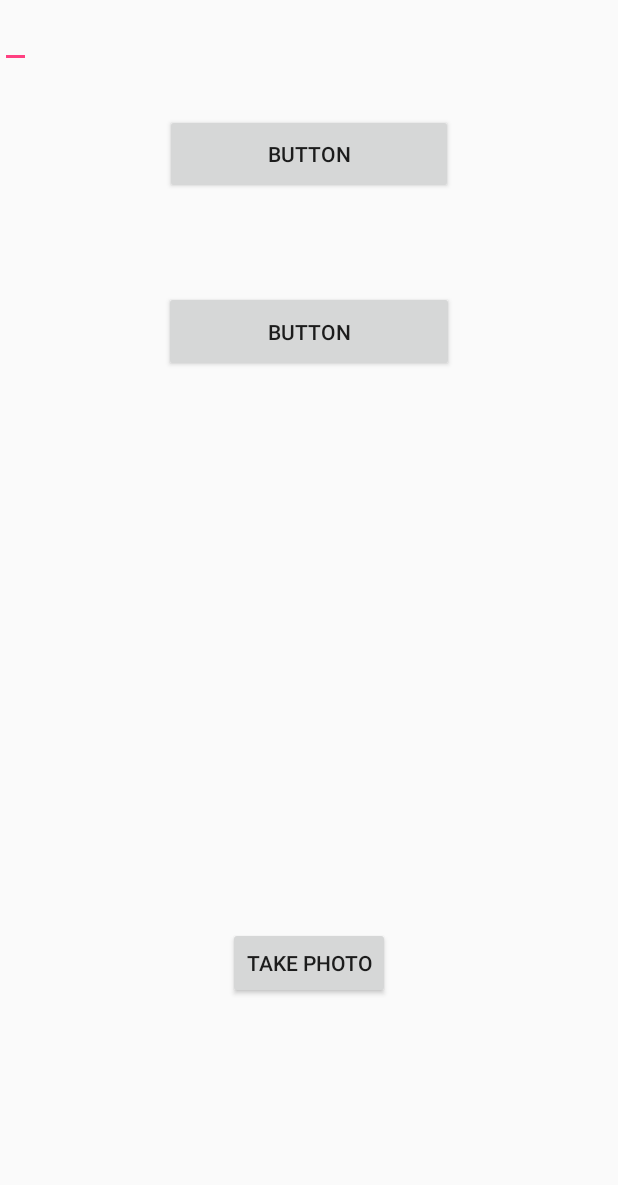
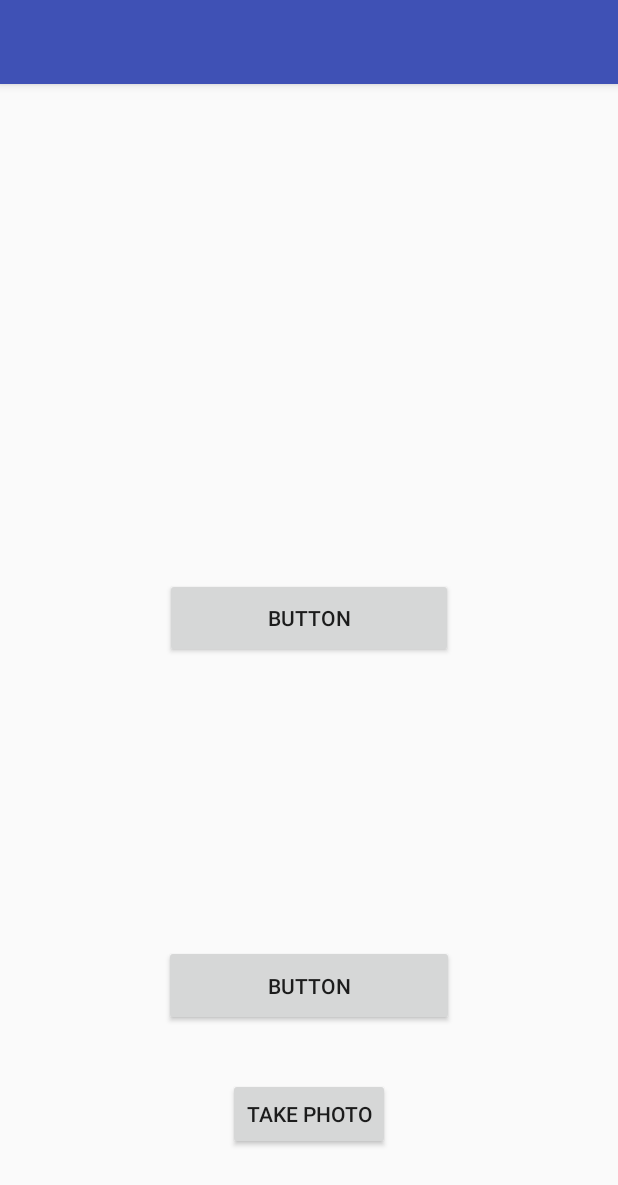
Before and after one commit to MalakH21/Parsetagram, an Android app: the HomeActivity screen opened directly, with no data from a screen before it, on a phone screen of 412 x 824 dp. Shown: the top 1185 px of the screen. Run offline under Robolectric (Android 15) with nearby library versions, the phone set to English and light mode, and no system bars; libraries missing offline, so code that uses them is left out: com.parse.

Commit message:
image uploaded to parse

```diff
--- a/app/build.gradle
+++ b/app/build.gradle
@@ -30,6 +30,7 @@ dependencies {
     implementation 'com.squareup.okhttp3:logging-interceptor:3.8.1'
     // for logging API calls to LogCat
     implementation 'com.android.support:design:28.0.0-alpha3'
+    implementation 'com.parse:parseui-widget-android:0.0.2'
 
     implementation 'com.parse.bolts:bolts-android:1.4.0'
     implementation 'com.parse:parse-android:1.17.3'
--- a/app/src/main/java/com/codepath/parseinstagram/HomeActivity.java
+++ b/app/src/main/java/com/codepath/parseinstagram/HomeActivity.java
@@ -14,9 +14,18 @@ import android.view.View;
 import android.widget.Button;
 import android.widget.EditText;
 import android.widget.ImageView;
+import android.widget.Toast;
+
+import com.codepath.parseinstagram.model.Post;
+import com.parse.ParseException;
+import com.parse.ParseFile;
+import com.parse.ParseUser;
+import com.parse.SaveCallback;
 
 import java.io.File;
+import java.io.FileOutputStream;
 import java.io.IOException;
+import java.io.OutputStream;
 import java.text.SimpleDateFormat;
 import java.util.Date;
 
@@ -35,6 +44,7 @@ public class HomeActivity extends AppCompatActivity {
     public String photoFileName = "photo.jpg";
     File photoFile;
     public ImageView photoSave;
+    private static File filesDir;
 
 
     @Override
@@ -43,6 +53,7 @@ public class HomeActivity extends AppCompatActivity {
         setContentView(R.layout.content_home);
         photoSave = (ImageView) findViewById(R.id.photoSave);
 
+        filesDir = getApplicationContext().getFilesDir();
         //descriptionInput = findViewById(R.id.description_et);
         //createButton = findViewById(R.id.create_btn);
         //refreshButton = findViewById(R.id.refresh_btn);
@@ -53,30 +64,40 @@ public class HomeActivity extends AppCompatActivity {
 
 
         //loadTopPosts();
+        View view = findViewById(R.id.homeLayout);
+
 
         takephotoButton = findViewById(R.id.takephotoButton);
         takephotoButton.setOnClickListener(new View.OnClickListener() {
             public void onClick(View view) {
-                // create Intent to take a picture and return control to the calling application
-                // Create a File reference to access to future access
+
                 try {
-                    photoFile = getPhotoFileUri();
+                    onLaunchCamera(view);
                 } catch (IOException e) {
                     e.printStackTrace();
                 }
+                //create Intent to take a picture and return control to the calling application
+                // Create a File reference to access to future access
+                /*try {
+                    photoFile = getPhotoFileUri(photoFileName);
+                } catch (IOException e) {
+                    e.printStackTrace();
+                }*/
+
+                //photoFile = getPhotoFileUri(photoFileName);
 
                 // wrap File object into a content provider
                 // required for API >= 24
                 // See https://guides.codepath.com/android/Sharing-Content-with-Intents#sharing-files-with-api-24-or-higher
-                Uri fileProvider = FileProvider.getUriForFile(HomeActivity.this, "com.codepath.parseinstagram", photoFile);
+                //Uri fileProvider = FileProvider.getUriForFile(HomeActivity.this, "com.codepath.parseinstagram", photoFile);
                 // If you call startActivityForResult() using an intent that no app can handle, your app will crash.
                 // So as long as the result is not null, it's safe to use the intent.
-                Intent intent = new Intent(MediaStore.ACTION_IMAGE_CAPTURE);
-                intent.putExtra(MediaStore.EXTRA_OUTPUT, fileProvider);
-                if (intent.resolveActivity(getPackageManager()) != null) {
+                //Intent intent = new Intent(MediaStore.ACTION_IMAGE_CAPTURE);
+                //intent.putExtra(MediaStore.EXTRA_OUTPUT, fileProvider);
+                //if (intent.resolveActivity(getPackageManager()) != null) {
                     // Start the image capture intent to take photo
-                    startActivityForResult(intent, CAPTURE_IMAGE_ACTIVITY_REQUEST_CODE);
-                }
+                //    startActivityForResult(intent, CAPTURE_IMAGE_ACTIVITY_REQUEST_CODE);
+                //}
 //                dispatchTakePictureIntent();
 
             }
@@ -108,17 +129,56 @@ public class HomeActivity extends AppCompatActivity {
 
     // Added to attempt to take photos using app
 
+    public void onLaunchCamera(View view) throws IOException {
+        // create Intent to take a picture and return control to the calling application
+        Intent intent = new Intent(MediaStore.ACTION_IMAGE_CAPTURE);
+        // Create a File reference to access to future access
+        photoFile = getPhotoFileUri();
+
+        // wrap File object into a content provider
+        // required for API >= 24
+        // See https://guides.codepath.com/android/Sharing-Content-with-Intents#sharing-files-with-api-24-or-higher
+        Uri fileProvider = FileProvider.getUriForFile(HomeActivity.this, "com.codepath.parseinstagram", photoFile);
+        intent.putExtra(MediaStore.EXTRA_OUTPUT, fileProvider);
+
+        // If you call startActivityForResult() using an intent that no app can handle, your app will crash.
+        // So as long as the result is not null, it's safe to use the intent.
+        if (intent.resolveActivity(getPackageManager()) != null) {
+            // Start the image capture intent to take photo
+            startActivityForResult(intent, CAPTURE_IMAGE_ACTIVITY_REQUEST_CODE);
+        }
+    }
+
     protected void onActivityResult(int requestCode, int resultCode, Intent data) {
         super.onActivityResult(requestCode, resultCode, data);
         if (requestCode == CAPTURE_IMAGE_ACTIVITY_REQUEST_CODE && resultCode == RESULT_OK){
             Bitmap takenImage = BitmapFactory.decodeFile(photoFileName);
             photoSave.setImageBitmap(takenImage);
+
+            // RESIZE BITMAP, see section below
+            // Load the taken image into a preview
+            ImageView ivPreview = (ImageView) findViewById(R.id.photoSave);
+            ivPreview.setImageBitmap(takenImage);
+
+            photoFile = persistImage(takenImage, "test");
+
+            ParseFile parseFile = new ParseFile(photoFile);
+            parseFile.saveInBackground();
+
+            createPost("post222", parseFile, ParseUser.getCurrentUser());
+        }else { // Result was a failure
+            Toast.makeText(this, "Picture wasn't taken!", Toast.LENGTH_SHORT).show();
         }
+
+
+
+
+
     }
 
 
 
-    private File getPhotoFileUri() throws IOException {
+    public File getPhotoFileUri() throws IOException {
         // Get safe storage directory for photos
         // Use `getExternalFilesDir` on Context to access package-specific directories.
         // This way, we don't need to request external read/write runtime permissions.
@@ -140,6 +200,12 @@ public class HomeActivity extends AppCompatActivity {
         photoFileName = image.getAbsolutePath();
 
 
+
+
+
+
+
+
         // Return the file target for the photo based on filename
         //File file = new File(mediaStorageDir.getPath() + File.separator + fileName);
 
@@ -148,13 +214,44 @@ public class HomeActivity extends AppCompatActivity {
 
 
 
+    private static File persistImage(Bitmap bitmap, String name) {
+        File imageFile = new File(filesDir, name + ".jpg");
+
+        OutputStream os;
+        try {
+            os = new FileOutputStream(imageFile);
+            bitmap.compress(Bitmap.CompressFormat.JPEG, 100, os);
+            os.flush();
+            os.close();
+        } catch (Exception e) {
+            Log.e("SaveImage", "Saving image did not work");
+        }
 
 
 
 
+        return imageFile;
+    }
+
+    private void createPost(String description, ParseFile imageFile, ParseUser user){
+        Post post = new Post();
+        post.setDescription(description);
+        post.setImage(imageFile);
+        post.setUser(user);
+
+        post.saveInBackground(new SaveCallback() {
+            @Override
+            public void done(ParseException e) {
+                if(e == null) {
+                    Log.d("PostImage", "Post image successful");
+                } else {
+                    Log.e("PostImage", "Post image failed" );
+
+                }
+            }
+        });
 
 
 
-
-
+    }
 }
--- a/app/src/main/res/layout/content_home.xml
+++ b/app/src/main/res/layout/content_home.xml
@@ -6,15 +6,14 @@
     android:layout_height="match_parent"
     app:layout_behavior="@string/appbar_scrolling_view_behavior"
     tools:context=".HomeActivity"
-    tools:showIn="@layout/activity_home">
+    tools:showIn="@layout/activity_home"
+    android:id="@+id/homeLayout">
 
     <Button
         android:id="@+id/button"
         android:layout_width="192dp"
         android:layout_height="53dp"
-        android:layout_alignParentTop="true"
-        android:layout_centerHorizontal="true"
-        android:layout_marginTop="76dp"
+        android:layout_centerInParent="true"
         android:text="Button"
         tools:layout_editor_absoluteX="96dp"
         tools:layout_editor_absoluteY="219dp" />
@@ -23,9 +22,9 @@
         android:id="@+id/button3"
         android:layout_width="193dp"
         android:layout_height="54dp"
-        android:layout_alignParentTop="true"
+        android:layout_alignParentBottom="true"
         android:layout_centerHorizontal="true"
-        android:layout_marginTop="194dp"
+        android:layout_marginBottom="140dp"
         android:text="Button"
         tools:layout_editor_absoluteX="96dp"
         tools:layout_editor_absoluteY="119dp" />
@@ -40,8 +39,33 @@
         android:layout_height="wrap_content"
         android:layout_alignParentBottom="true"
         android:layout_centerHorizontal="true"
-        android:layout_marginBottom="158dp"
+        android:layout_marginBottom="57dp"
         android:text="Take photo"
         tools:layout_editor_absoluteX="148dp"
         tools:layout_editor_absoluteY="426dp" />
+
+    <ImageView
+        android:id="@+id/photoSave"
+        android:layout_width="100dp"
+        android:layout_height="100dp"
+        android:layout_alignParentTop="true"
+        android:layout_centerHorizontal="true"
+        android:layout_marginTop="101dp" />
+
+    <android.support.design.widget.AppBarLayout
+        android:layout_width="match_parent"
+        android:layout_height="wrap_content"
+        android:layout_alignParentStart="true"
+        android:layout_alignParentTop="true"
+        android:theme="@style/AppTheme.AppBarOverlay">
+
+        <android.support.v7.widget.Toolbar
+            android:id="@+id/toolbar"
+            android:layout_width="match_parent"
+            android:layout_height="?attr/actionBarSize"
+            android:background="?attr/colorPrimary"
+            app:popupTheme="@style/AppTheme.PopupOverlay" />
+
+    </android.support.design.widget.AppBarLayout>
+
 </RelativeLayout>
```
Also changed, not shown: app/src/main/AndroidManifest.xml (+8 -7 lines), app/src/main/java/com/codepath/parseinstagram/FeedActivity.java (added, +13 -0 lines), app/src/main/java/com/codepath/parseinstagram/model/Post.java (+12 -2 lines), app/src/main/res/layout/activity_feed.xml (added, +14 -0 lines), app/src/main/res/xml/fileprovider.xml (added, +10 -0 lines).
